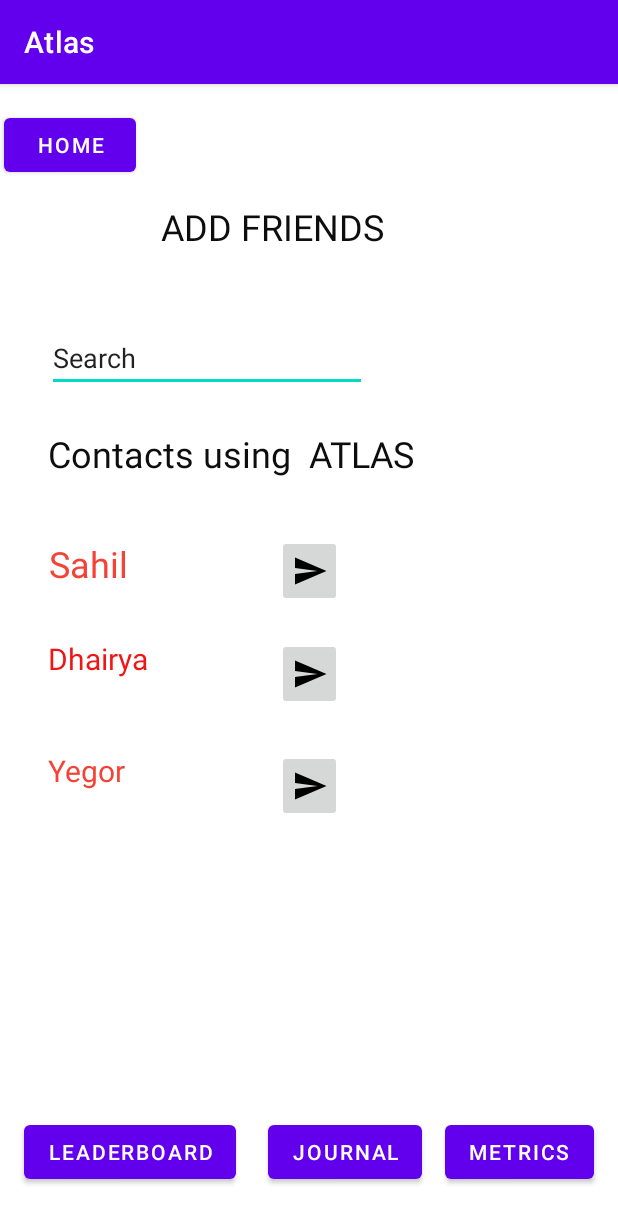
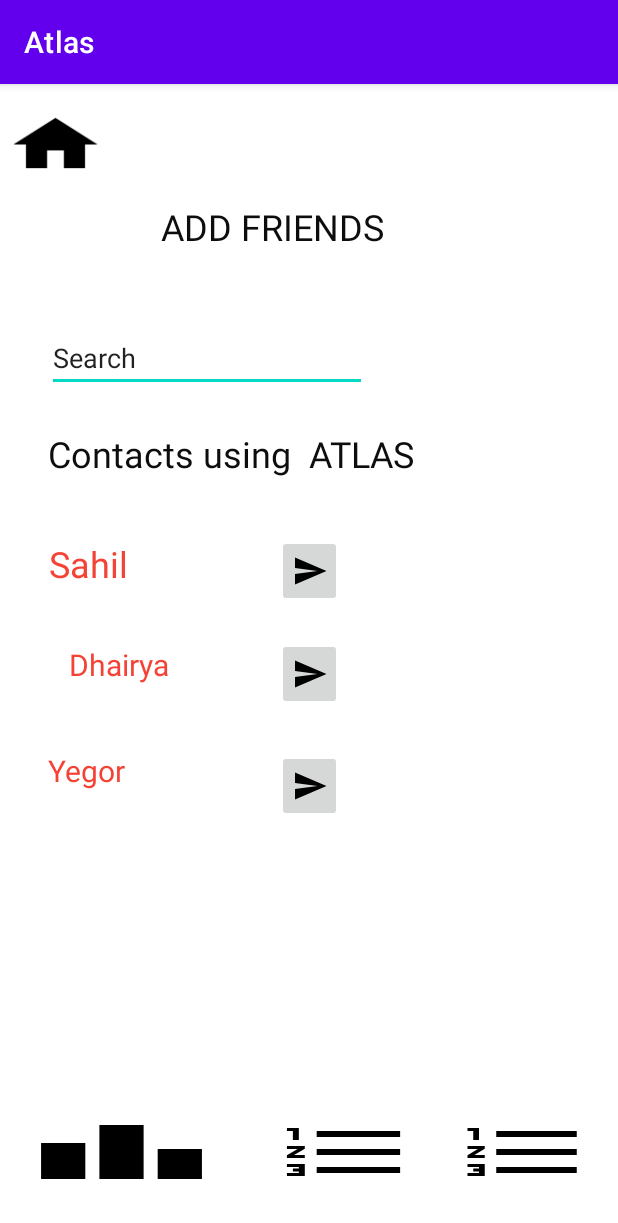
Before and after one commit to dhairyab0069/Atlas, an Android app: the Friends screen opened directly, with no data from a screen before it, on a phone screen of 412 x 824 dp. Shown: the top 1223 px of the screen. Run offline under Robolectric (Android 15) with nearby library versions, the phone set to English and light mode, and no system bars.

Commit message:
Updated layout

```diff
--- a/app/src/main/res/layout/activity_friends.xml
+++ b/app/src/main/res/layout/activity_friends.xml
@@ -5,20 +5,6 @@
     android:layout_width="match_parent"
     android:layout_height="match_parent"
     tools:context=".Friends">
-
-    <TextView
-        android:id="@+id/friend2"
-        android:layout_width="138dp"
-        android:layout_height="49dp"
-        android:text="Dhairya"
-        android:textColor="#F11616"
-        android:textSize="20sp"
-        app:layout_constraintBottom_toBottomOf="parent"
-        app:layout_constraintEnd_toEndOf="parent"
-        app:layout_constraintHorizontal_bias="0.117"
-        app:layout_constraintStart_toStartOf="parent"
-        app:layout_constraintTop_toTopOf="parent"
-        app:layout_constraintVertical_bias="0.514" />
 
     <TextView
         android:id="@+id/friend1"
@@ -60,9 +46,12 @@
 
     <Button
         android:id="@+id/mainactiviy"
-        android:layout_width="wrap_content"
-        android:layout_height="wrap_content"
+        android:layout_width="67dp"
+        android:layout_height="47dp"
+        android:foreground="@drawable/home_button"
         android:text="HOME"
+        android:visibility="visible"
+        style="@style/Widget.AppCompat.Button.Borderless"
         app:layout_constraintBottom_toBottomOf="parent"
         app:layout_constraintEnd_toEndOf="parent"
         app:layout_constraintHorizontal_bias="0.009"
@@ -75,6 +64,8 @@
         android:layout_width="wrap_content"
         android:layout_height="wrap_content"
         android:text="METRICS"
+        android:foreground="@drawable/ic_baseline_format_list_numbered_24"
+        style="@style/Widget.AppCompat.Button.Borderless"
         app:layout_constraintBottom_toBottomOf="parent"
         app:layout_constraintEnd_toEndOf="parent"
         app:layout_constraintHorizontal_bias="0.949"
@@ -87,6 +78,8 @@
         android:layout_width="wrap_content"
         android:layout_height="wrap_content"
         android:text="JOURNAL"
+        android:foreground="@drawable/ic_baseline_format_list_numbered_24"
+        style="@style/Widget.AppCompat.Button.Borderless"
         app:layout_constraintBottom_toBottomOf="parent"
         app:layout_constraintEnd_toEndOf="parent"
         app:layout_constraintHorizontal_bias="0.578"
@@ -99,6 +92,8 @@
         android:layout_width="wrap_content"
         android:layout_height="wrap_content"
         android:text="LEADERBOARD"
+        android:foreground="@drawable/leaderboard"
+        style="@style/Widget.AppCompat.Button.Borderless"
         app:layout_constraintBottom_toBottomOf="parent"
         app:layout_constraintEnd_toEndOf="parent"
         app:layout_constraintHorizontal_bias="0.059"
@@ -172,4 +167,18 @@
         app:layout_constraintTop_toTopOf="parent"
         app:layout_constraintVertical_bias="0.613" />
 
+    <TextView
+        android:id="@+id/friend"
+        android:layout_width="124dp"
+        android:layout_height="43dp"
+        android:text="Dhairya"
+        android:textColor="#F44336"
+        android:textSize="20sp"
+        app:layout_constraintBottom_toBottomOf="parent"
+        app:layout_constraintEnd_toEndOf="parent"
+        app:layout_constraintHorizontal_bias="0.16"
+        app:layout_constraintStart_toStartOf="parent"
+        app:layout_constraintTop_toTopOf="parent"
+        app:layout_constraintVertical_bias="0.515" />
+
 </androidx.constraintlayout.widget.ConstraintLayout>
--- a/app/src/main/res/layout/activity_main.xml
+++ b/app/src/main/res/layout/activity_main.xml
@@ -11,6 +11,7 @@
         android:layout_width="107dp"
         android:layout_height="51dp"
         android:text="Check Out"
+
         app:layout_constraintBottom_toBottomOf="parent"
         app:layout_constraintEnd_toEndOf="parent"
         app:layout_constraintHorizontal_bias="0.894"
@@ -107,6 +108,8 @@
         android:layout_width="wrap_content"
         android:layout_height="wrap_content"
         android:text="Metrics"
+        android:foreground="@drawable/home_button"
+        style="@style/Widget.AppCompat.Button.Borderless"
         app:layout_constraintBottom_toBottomOf="parent"
         app:layout_constraintEnd_toEndOf="parent"
         app:layout_constraintHorizontal_bias="1.0"
@@ -120,7 +123,8 @@
         android:layout_height="wrap_content"
         android:layout_marginEnd="104dp"
         android:layout_marginBottom="4dp"
-        android:text="Journal"
+
+        android:foreground="@drawable/ic_baseline_format_list_numbered_24"
         app:layout_constraintBottom_toBottomOf="parent"
         app:layout_constraintEnd_toEndOf="parent" />
 
@@ -128,7 +132,9 @@
         android:id="@+id/leaderButton"
         android:layout_width="wrap_content"
         android:layout_height="wrap_content"
-        android:text="Leader"
+
+        android:foreground="@drawable/leaderboard"
+
         app:layout_constraintBottom_toBottomOf="parent"
         app:layout_constraintEnd_toEndOf="parent"
         app:layout_constraintHorizontal_bias="0.321"
@@ -153,7 +159,8 @@
         android:id="@+id/main"
         android:layout_width="wrap_content"
         android:layout_height="wrap_content"
-        android:text="Main"
+
+        android:foreground="@drawable/home_button"
         app:layout_constraintBottom_toBottomOf="parent"
         app:layout_constraintEnd_toEndOf="parent"
         app:layout_constraintHorizontal_bias="0.018"
@@ -190,6 +197,7 @@
         android:layout_width="107dp"
         android:layout_height="51dp"
         android:text="Check In"
+
         app:layout_constraintBottom_toBottomOf="parent"
         app:layout_constraintEnd_toEndOf="parent"
         app:layout_constraintStart_toStartOf="parent"
```
